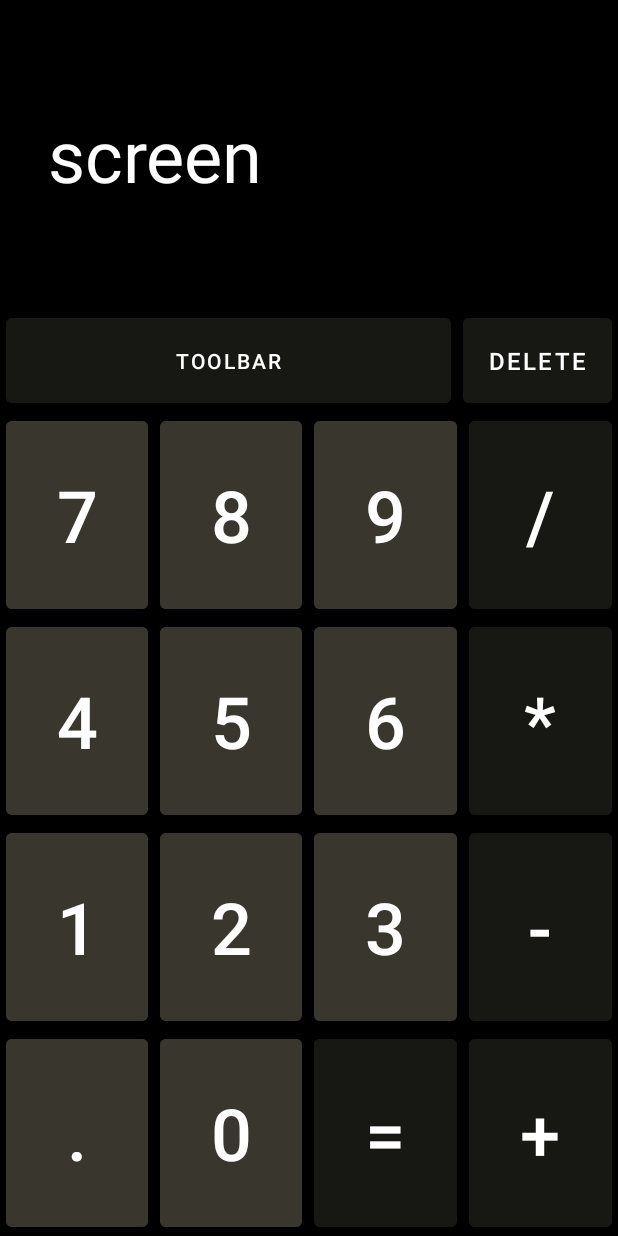
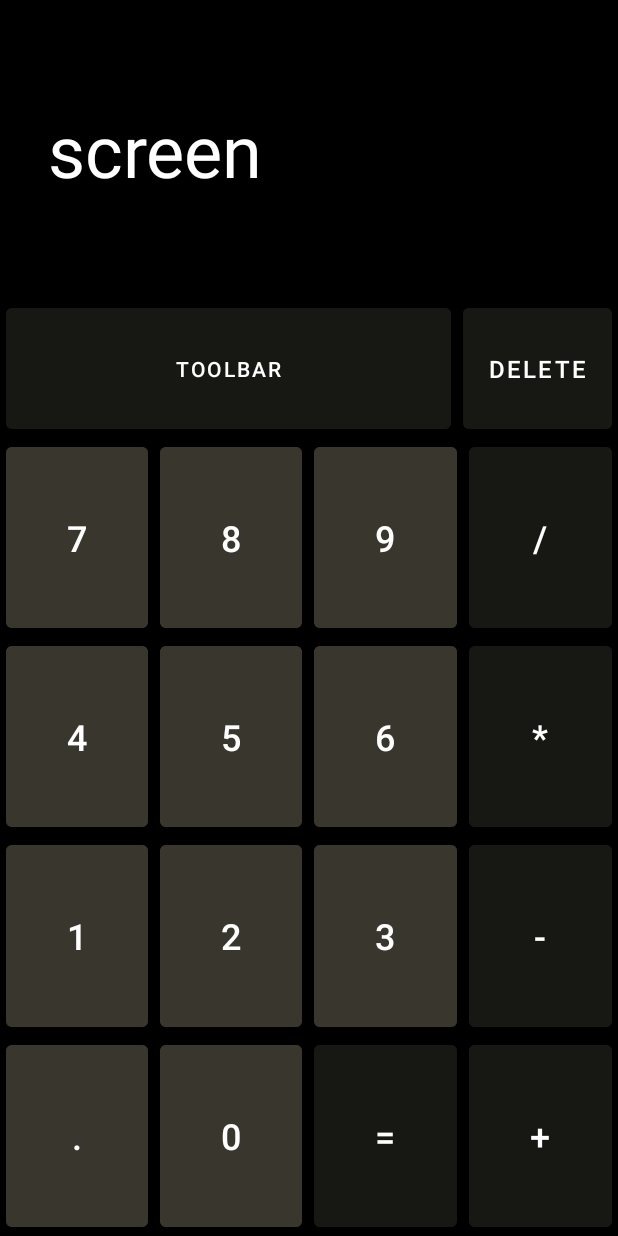
Before and after one commit to yazdian1400/hw7problem1, an Android app: the layout activity_main.xml on its own in the app's theme, with its tools: preview values and no code run, on a phone screen of 412 x 824 dp. Run offline under Robolectric (Android 15) with nearby library versions, the phone set to English and light mode, and no system bars.

Commit message:
handle config change

```diff
--- a/app/src/main/AndroidManifest.xml
+++ b/app/src/main/AndroidManifest.xml
@@ -11,7 +11,10 @@
         android:theme="@style/Theme.Hw7problem1">
         <activity
             android:name=".MainActivity"
-            android:exported="true">
+            android:exported="true"
+            android:configChanges="screenSize|orientation"
+            android:screenOrientation="fullSensor"
+            >
             <intent-filter>
                 <action android:name="android.intent.action.MAIN" />
 
--- a/app/src/main/java/ir/homework/hw7problem1/MainActivity.kt
+++ b/app/src/main/java/ir/homework/hw7problem1/MainActivity.kt
@@ -13,7 +13,6 @@ class MainActivity : AppCompatActivity() {
     var numberList = mutableListOf<Double>()
     var signList = mutableListOf<Char>()
     var lastInput = InputType.DIGIT
-    lateinit var screen: String
 
     @SuppressLint("SetTextI18n")
     override fun onCreate(savedInstanceState: Bundle?) {
@@ -21,7 +20,7 @@ class MainActivity : AppCompatActivity() {
         setContentView(R.layout.activity_main)
         binding = ActivityMainBinding.inflate(layoutInflater)
         setContentView(binding.root)
-
+        setTitle("Calculator")
         setOnClickListeners()
     }
 
--- a/app/src/main/res/layout/activity_main.xml
+++ b/app/src/main/res/layout/activity_main.xml
@@ -21,7 +21,7 @@
     <LinearLayout
         android:layout_width="match_parent"
         android:layout_height="0dp"
-        android:layout_weight="1"
+        android:layout_weight="1.4"
         android:orientation="horizontal">
 
         <Button
@@ -58,7 +58,7 @@
             android:layout_height="match_parent"
             android:id="@+id/digit7"
             android:text="@string/_7"
-            android:textSize="48sp"
+            android:textSize="24sp"
             android:layout_marginHorizontal="4dp"
             android:backgroundTint="@color/gray500"
             android:textColor="@color/white"
@@ -69,7 +69,7 @@
             android:layout_height="match_parent"
             android:id="@+id/digit8"
             android:text="@string/_8"
-            android:textSize="48sp"
+            android:textSize="24sp"
             android:layout_marginHorizontal="4dp"
             android:backgroundTint="@color/gray500"
             android:textColor="@color/white"/>
@@ -79,7 +79,7 @@
             android:layout_height="match_parent"
             android:id="@+id/digit9"
             android:text="@string/_9"
-            android:textSize="48sp"
+            android:textSize="24sp"
             android:layout_marginHorizontal="4dp"
             android:backgroundTint="@color/gray500"
             android:textColor="@color/white"/>
@@ -89,7 +89,7 @@
             android:layout_height="match_parent"
             android:id="@+id/division"
             android:text="@string/division"
-            android:textSize="48dp"
+            android:textSize="24sp"
             android:layout_marginHorizontal="4dp"
             android:backgroundTint="@color/gray700"
             android:textColor="@color/white"/>
@@ -107,7 +107,7 @@
             android:layout_height="match_parent"
             android:id="@+id/digit4"
             android:text="@string/_4"
-            android:textSize="48sp"
+            android:textSize="24sp"
             android:layout_marginHorizontal="4dp"
             android:backgroundTint="@color/gray500"
             android:textColor="@color/white"
@@ -118,7 +118,7 @@
             android:layout_height="match_parent"
             android:id="@+id/digit5"
             android:text="@string/_5"
-            android:textSize="48sp"
+            android:textSize="24sp"
             android:layout_marginHorizontal="4dp"
             android:backgroundTint="@color/gray500"
             android:textColor="@color/white"/>
@@ -128,7 +128,7 @@
             android:layout_height="match_parent"
             android:id="@+id/digit6"
             android:text="@string/_6"
-            android:textSize="48sp"
+            android:textSize="24sp"
             android:layout_marginHorizontal="4dp"
             android:backgroundTint="@color/gray500"
             android:textColor="@color/white"/>
@@ -138,7 +138,7 @@
             android:layout_height="match_parent"
             android:id="@+id/multiplication"
             android:text="@string/multiplication"
-            android:textSize="48sp"
+            android:textSize="24sp"
             android:layout_marginHorizontal="4dp"
             android:backgroundTint="@color/gray700"
             android:textColor="@color/white"/>
@@ -156,7 +156,7 @@
             android:layout_height="match_parent"
             android:id="@+id/digit1"
             android:text="@string/_1"
-            android:textSize="48sp"
+            android:textSize="24sp"
             android:layout_marginHorizontal="4dp"
             android:backgroundTint="@color/gray500"
             android:textColor="@color/white"
@@ -167,7 +167,7 @@
             android:layout_height="match_parent"
             android:id="@+id/digit2"
             android:text="@string/_2"
-            android:textSize="48sp"
+            android:textSize="24sp"
             android:layout_marginHorizontal="4dp"
             android:backgroundTint="@color/gray500"
             android:textColor="@color/white"/>
@@ -177,7 +177,7 @@
             android:layout_height="match_parent"
             android:id="@+id/digit3"
             android:text="@string/_3"
-            android:textSize="48sp"
+            android:textSize="24sp"
             android:layout_marginHorizontal="4dp"
             android:backgroundTint="@color/gray500"
             android:textColor="@color/white"/>
@@ -187,7 +187,7 @@
             android:layout_height="match_parent"
             android:id="@+id/subtraction"
             android:text="@string/subtraction"
-            android:textSize="48sp"
+            android:textSize="24sp"
             android:layout_marginHorizontal="4dp"
             android:backgroundTint="@color/gray700"
             android:textColor="@color/white"/>
@@ -205,7 +205,7 @@
             android:layout_height="match_parent"
             android:id="@+id/point"
             android:text="@string/point"
-            android:textSize="48sp"
+            android:textSize="24sp"
             android:layout_marginHorizontal="4dp"
             android:backgroundTint="@color/gray500"
             android:textColor="@color/white"
@@ -216,7 +216,7 @@
             android:layout_height="match_parent"
             android:id="@+id/digit0"
             android:text="@string/_0"
-            android:textSize="48sp"
+            android:textSize="24sp"
             android:layout_marginHorizontal="4dp"
             android:backgroundTint="@color/gray500"
             android:textColor="@color/white"/>
@@ -226,7 +226,7 @@
             android:layout_height="match_parent"
             android:id="@+id/equality"
             android:text="@string/equality"
-            android:textSize="48sp"
+            android:textSize="24sp"
             android:layout_marginHorizontal="4dp"
             android:backgroundTint="@color/gray700"
             android:textColor="@color/white"/>
@@ -236,7 +236,7 @@
             android:layout_height="match_parent"
             android:id="@+id/addition"
             android:text="@string/addition"
-            android:textSize="48sp"
+            android:textSize="24sp"
             android:layout_marginHorizontal="4dp"
             android:backgroundTint="@color/gray700"
             android:textColor="@color/white"/>
```
